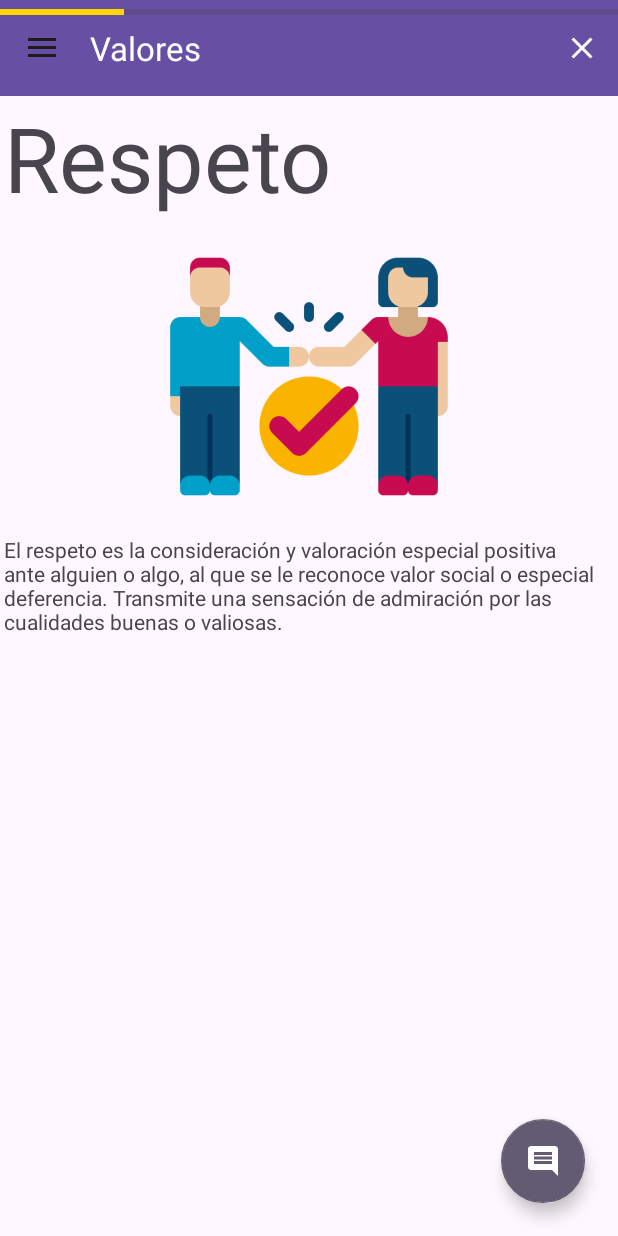
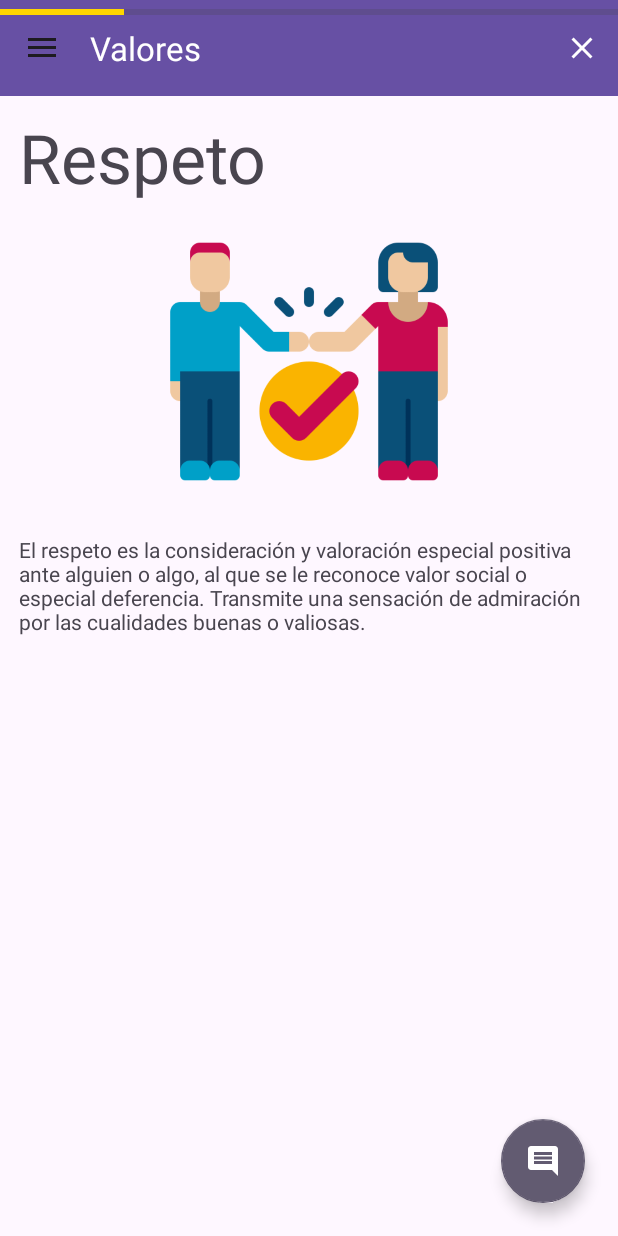
Before and after one commit to Rulios/proyecto-hpa4, an Android app: the ViewPagerFragment screen opened directly, with no data from a screen before it, on a phone screen of 412 x 824 dp. Run offline under Robolectric (Android 15) with nearby library versions, the phone set to English and light mode, and no system bars.

Commit message:
ajustes de letra y padding en valores

```diff
--- a/app/src/main/res/layout/informacion.xml
+++ b/app/src/main/res/layout/informacion.xml
@@ -23,8 +23,10 @@
             android:id="@+id/textView"
             android:layout_width="match_parent"
             android:layout_height="wrap_content"
+            android:paddingLeft="10dp"
+            android:paddingTop="10dp"
             android:text="Titulo"
-            android:textSize="60sp" />
+            android:textSize="45sp" />
 
         <ImageView
             android:id="@+id/imageView"
@@ -36,6 +38,7 @@
             android:id="@+id/textView2"
             android:layout_width="match_parent"
             android:layout_height="wrap_content"
+            android:padding="10dp"
             android:text="LoremIpsumLoremIpsumLoremIpsumLoremIpsumLoremIpsumLoremIpsumLoremIpsumLoremIpsumLoremIpsumLoremIpsumLoremIpsumLoremIpsumLoremIpsumLoremIpsumLoremIpsumLoremIpsumLoremIpsum" />
     </LinearLayout>
 </androidx.constraintlayout.widget.ConstraintLayout>
```
